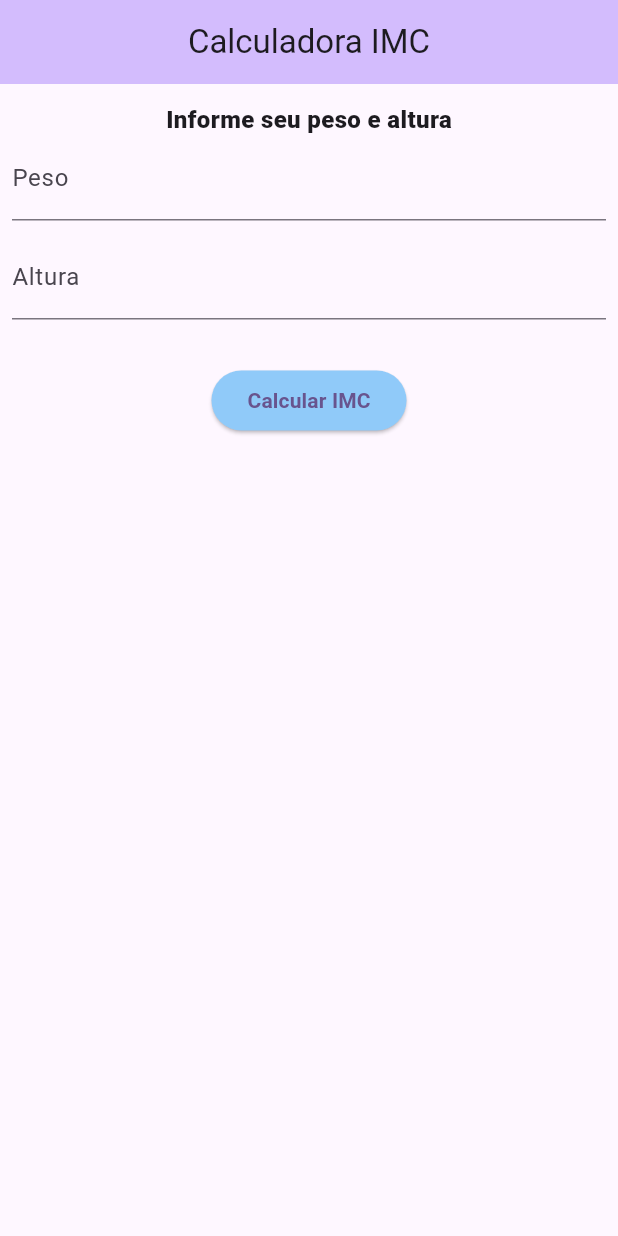
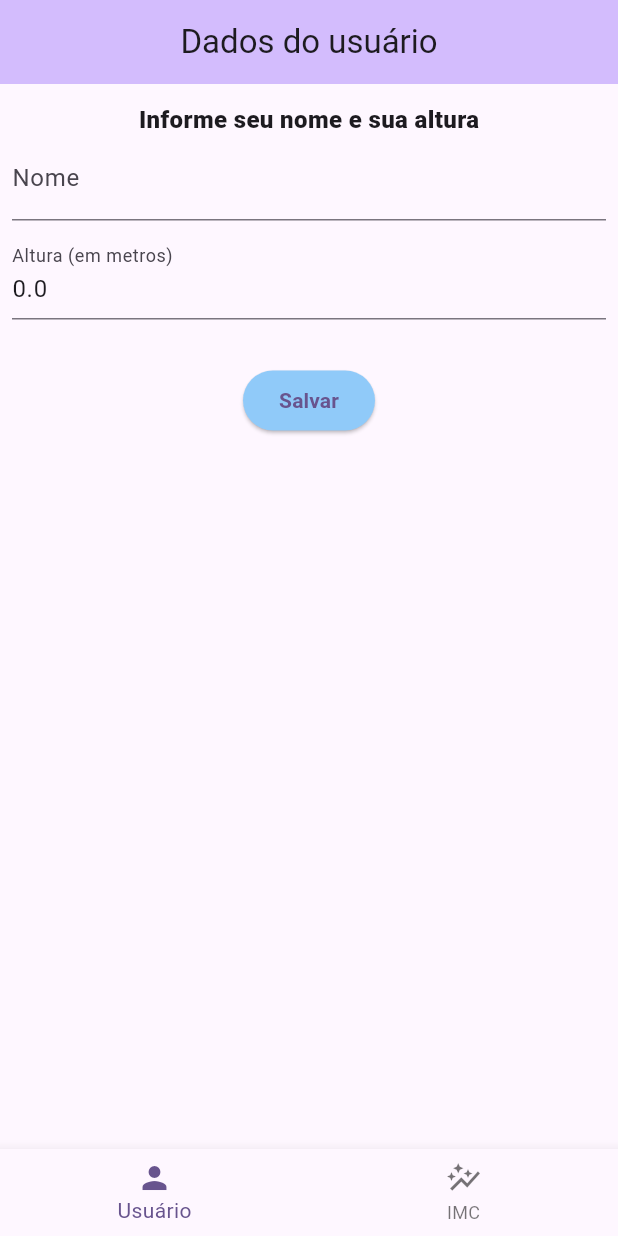
Before and after one commit to guilhermevanzinhoffmann/CalculadoraIMCFlutter, a Flutter app: the screen it shows after launch, on a phone screen of 412 x 824 dp. Run offline on Flutter 3.47's test engine with Material 2 defaults, Android fonts, the phone set to English and light mode, and no system bars; our stand-ins replace hive, hive_flutter; accounts and stored records are empty.

Commit message:
feat: Tela de usuario criada

```diff
--- /dev/null
+++ b/lib/calculadora_imc_app.dart
@@ -0,0 +1,19 @@
+import 'package:calculadora_imc_app/pages/home_page.dart';
+import 'package:flutter/material.dart';
+
+class CalculadoraIMCApp extends StatelessWidget {
+  const CalculadoraIMCApp({super.key});
+
+  @override
+  Widget build(BuildContext context) {
+    return MaterialApp(
+      debugShowCheckedModeBanner: false,
+      title: 'Calculadora IMC',
+      theme: ThemeData(
+        colorScheme: ColorScheme.fromSeed(seedColor: Colors.deepPurple),
+        useMaterial3: true,
+      ),
+      home: const HomePage(),
+    );
+  }
+}
--- /dev/null
+++ b/lib/enums/boxes.dart
@@ -0,0 +1 @@
+enum Boxes { usuarioBox }
--- a/lib/main.dart
+++ b/lib/main.dart
@@ -1,24 +1,11 @@
-import 'package:calculadora_imc_app/pages/home_page.dart';
+import 'package:calculadora_imc_app/calculadora_imc_app.dart';
+import 'package:calculadora_imc_app/models/usuario.dart';
 import 'package:flutter/material.dart';
+import 'package:hive_flutter/adapters.dart';
 
-void main() {
-  runApp(const MyApp());
+void main() async {
+  WidgetsFlutterBinding.ensureInitialized();
+  await Hive.initFlutter();
+  Hive.registerAdapter(UsuarioAdapter());
+  runApp(const CalculadoraIMCApp());
 }
-
-class MyApp extends StatelessWidget {
-  const MyApp({super.key});
-
-  // This widget is the root of your application.
-  @override
-  Widget build(BuildContext context) {
-    return MaterialApp(
-      debugShowCheckedModeBanner: false,
-      title: 'Calculadora IMC',
-      theme: ThemeData(
-        colorScheme: ColorScheme.fromSeed(seedColor: Colors.deepPurple),
-        useMaterial3: true,
-      ),
-      home: const HomePage(title: 'Calculadora IMC'),
-    );
-  }
-}
--- /dev/null
+++ b/lib/models/usuario.dart
@@ -0,0 +1,15 @@
+import 'package:hive/hive.dart';
+part 'usuario.g.dart';
+
+@HiveType(typeId: 0)
+class Usuario extends HiveObject {
+  @HiveField(0)
+  String nome = "";
+
+  @HiveField(1)
+  double altura = 0;
+
+  Usuario();
+
+  Usuario.create(this.nome, this.altura);
+}
--- a/lib/pages/home_page.dart
+++ b/lib/pages/home_page.dart
@@ -1,81 +1,48 @@
-import 'package:calculadora_imc_app/models/dados.dart';
-import 'package:calculadora_imc_app/pages/resultado_page.dart';
-import 'package:calculadora_imc_app/widgets/numeric_input.dart';
+import 'package:calculadora_imc_app/pages/imc_page.dart';
+import 'package:calculadora_imc_app/pages/user_page.dart';
 import 'package:flutter/material.dart';
 
 class HomePage extends StatefulWidget {
-  final String title;
-
-  const HomePage({super.key, required this.title});
+  const HomePage({super.key});
 
   @override
   State<HomePage> createState() => _HomePageState();
 }
 
 class _HomePageState extends State<HomePage> {
-  TextEditingController pesoController = TextEditingController(text: "");
-  TextEditingController alturaController = TextEditingController(text: "");
-
+  int posicaoInicial = 0;
+  PageController pageController = PageController(initialPage: 0);
   @override
   Widget build(BuildContext context) {
-    return Scaffold(
-        appBar: AppBar(
-          backgroundColor: Theme.of(context).colorScheme.inversePrimary,
-          title: Text(widget.title),
-          centerTitle: true,
-        ),
-        body: Padding(
-          padding: const EdgeInsets.symmetric(horizontal: 8, vertical: 12),
-          child: Column(
-            mainAxisAlignment: MainAxisAlignment.start,
-            children: [
-              const Text("Informe seu peso e altura",
-                  style: TextStyle(fontSize: 16, fontWeight: FontWeight.w800)),
-              NumericInput(label: "Peso", controller: pesoController),
-              const SizedBox(
-                height: 10,
-              ),
-              NumericInput(label: "Altura", controller: alturaController),
-              const SizedBox(
-                height: 30,
-              ),
-              ElevatedButton(
-                onPressed: () {
-                  if (pesoController.text.isEmpty) {
-                    ScaffoldMessenger.of(context).showSnackBar(const SnackBar(
-                      content: Text('Peso deve ser informado'),
-                      elevation: 8,
-                      backgroundColor: Colors.red,
-                    ));
-                    return;
-                  }
-                  if (alturaController.text.isEmpty) {
-                    ScaffoldMessenger.of(context).showSnackBar(const SnackBar(
-                      content: Text('Altura deve ser informada'),
-                      elevation: 8,
-                      backgroundColor: Colors.red,
-                    ));
-                    return;
-                  }
-                  var dados = Dados(pesoController.text, alturaController.text);
-                  pesoController.text = "";
-                  alturaController.text = "";
-
-                  Navigator.push(
-                      context,
-                      MaterialPageRoute(
-                          builder: ((context) => ResultadoPage(dados: dados))));
-                },
-                style: ButtonStyle(
-                    backgroundColor:
-                        MaterialStateProperty.all(Colors.blue.shade200)),
-                child: const Text(
-                  "Calcular IMC",
-                  style: TextStyle(fontWeight: FontWeight.w700),
-                ),
-              )
+    return SafeArea(
+        child: Scaffold(
+      body: Column(
+        children: [
+          Expanded(
+              child: PageView(
+            controller: pageController,
+            onPageChanged: (value) {
+              setState(() {
+                posicaoInicial = value;
+              });
+            },
+            children: const [UserPage(), IMCPage()],
+          )),
+          BottomNavigationBar(
+            type: BottomNavigationBarType.fixed,
+            onTap: (value) {
+              pageController.jumpToPage(value);
+            },
+            currentIndex: posicaoInicial,
+            items: const [
+              BottomNavigationBarItem(
+                  label: "Usuário", icon: Icon(Icons.person)),
+              BottomNavigationBarItem(
+                  label: "IMC", icon: Icon(Icons.auto_graph)),
             ],
-          ),
-        ));
+          )
+        ],
+      ),
+    ));
   }
 }
--- /dev/null
+++ b/lib/pages/user_page.dart
@@ -0,0 +1,126 @@
+import 'package:calculadora_imc_app/models/usuario.dart';
+import 'package:calculadora_imc_app/repositories/usuario_repository.dart';
+import 'package:calculadora_imc_app/widgets/numeric_input.dart';
+import 'package:flutter/material.dart';
+
+class UserPage extends StatefulWidget {
+  const UserPage({super.key});
+
+  @override
+  State<UserPage> createState() => _UserPageState();
+}
+
+class _UserPageState extends State<UserPage> {
+  late UsuarioRepository repository;
+  Usuario usuario = Usuario();
+  TextEditingController nomeController = TextEditingController(text: "");
+  TextEditingController alturaController = TextEditingController(text: "");
+
+  bool salvando = false;
+
+  @override
+  void initState() {
+    carregarDados();
+    super.initState();
+  }
+
+  void carregarDados() async {
+    repository = await UsuarioRepository.load();
+    usuario = repository.getUsuario();
+    nomeController.text = usuario.nome;
+    alturaController.text = usuario.altura.toString();
+
+    setState(() {});
+  }
+
+  @override
+  Widget build(BuildContext context) {
+    return SafeArea(
+        child: Scaffold(
+            appBar: AppBar(
+              title: const Text("Dados do usuário"),
+              centerTitle: true,
+              backgroundColor: Theme.of(context).colorScheme.inversePrimary,
+            ),
+            body: salvando
+                ? const Center(child: CircularProgressIndicator())
+                : Padding(
+                    padding:
+                        const EdgeInsets.symmetric(horizontal: 8, vertical: 12),
+                    child: Column(
+                      mainAxisAlignment: MainAxisAlignment.start,
+                      children: [
+                        const Text("Informe seu nome e sua altura",
+                            style: TextStyle(
+                                fontSize: 16, fontWeight: FontWeight.w800)),
+                        TextField(
+                          controller: nomeController,
+                          decoration: const InputDecoration(labelText: "Nome"),
+                        ),
+                        const SizedBox(
+                          height: 10,
+                        ),
+                        NumericInput(
+                            label: "Altura (em metros)",
+                            controller: alturaController),
+                        const SizedBox(
+                          height: 30,
+                        ),
+                        ElevatedButton(
+                          onPressed: () {
+                            setState(() {
+                              salvando = false;
+                            });
+                            if (nomeController.text.isEmpty) {
+                              ScaffoldMessenger.of(context)
+                                  .showSnackBar(const SnackBar(
+                                content: Text('Nome deve ser informado'),
+                                elevation: 8,
+                                backgroundColor: Colors.red,
+                              ));
+                              return;
+                            }
+                            if (alturaController.text.isEmpty) {
+                              ScaffoldMessenger.of(context)
+                                  .showSnackBar(const SnackBar(
+                                content: Text('Altura deve ser informada'),
+                                elevation: 8,
+                                backgroundColor: Colors.red,
+                              ));
+                              return;
+                            }
+
+                            usuario.nome = nomeController.text;
+                            usuario.altura =
+                                double.tryParse(alturaController.text) ?? 0;
+                            repository.save(usuario);
+                            setState(() {
+                              salvando = true;
+                            });
+                            Future.delayed(
+                              const Duration(seconds: 1),
+                              () {
+                                ScaffoldMessenger.of(context).showSnackBar(
+                                    const SnackBar(
+                                        backgroundColor: Colors.green,
+                                        content:
+                                            Text('Dados salvos com sucesso!')));
+                              },
+                            );
+                            setState(() {
+                              salvando = false;
+                            });
+                          },
+                          style: ButtonStyle(
+                              backgroundColor: MaterialStateProperty.all(
+                                  Colors.blue.shade200)),
+                          child: const Text(
+                            "Salvar",
+                            style: TextStyle(fontWeight: FontWeight.w700),
+                          ),
+                        )
+                      ],
+                    ),
+                  )));
+  }
+}
--- /dev/null
+++ b/lib/repositories/usuario_repository.dart
@@ -0,0 +1,32 @@
+import 'package:calculadora_imc_app/enums/boxes.dart';
+import 'package:calculadora_imc_app/models/usuario.dart';
+import 'package:hive/hive.dart';
+
+class UsuarioRepository {
+  final String _usuarioKey = "usuario";
+  static late Box _box;
+
+  UsuarioRepository.create();
+
+  static Future<UsuarioRepository> load() async {
+    if (Hive.isBoxOpen(Boxes.usuarioBox.toString())) {
+      _box = Hive.box(Boxes.usuarioBox.toString());
+    } else {
+      _box = await Hive.openBox(Boxes.usuarioBox.toString());
+    }
+
+    return UsuarioRepository.create();
+  }
+
+  save(Usuario usuario) {
+    _box.put(_usuarioKey, usuario);
+  }
+
+  Usuario getUsuario() {
+    var usuario = _box.get(_usuarioKey);
+
+    if (usuario == null) return Usuario();
+
+    return usuario;
+  }
+}
--- a/lib/widgets/numeric_input.dart
+++ b/lib/widgets/numeric_input.dart
@@ -1,4 +1,5 @@
 import 'package:flutter/material.dart';
+import 'package:flutter/services.dart';
 
 class NumericInput extends StatefulWidget {
   final String label;
@@ -17,8 +18,10 @@ class _NumericInputState extends State<NumericInput> {
   Widget build(BuildContext context) {
     return TextField(
       controller: widget.controller,
-      keyboardType:
-          const TextInputType.numberWithOptions(signed: false, decimal: true),
+      keyboardType: const TextInputType.numberWithOptions(decimal: true),
+      inputFormatters: <TextInputFormatter>[
+        FilteringTextInputFormatter.allow(RegExp(r'^\d*\.?\d{0,2}')),
+      ],
       decoration: InputDecoration(labelText: widget.label),
     );
   }
```
Also changed, not shown: lib/pages/home_page_old.dart (added, +82 -0 lines), lib/pages/imc_page.dart (added, +22 -0 lines), pubspec.yaml (+9 -4 lines), lib/models/usuario.g.dart (added), pubspec.lock, 1 other file.
